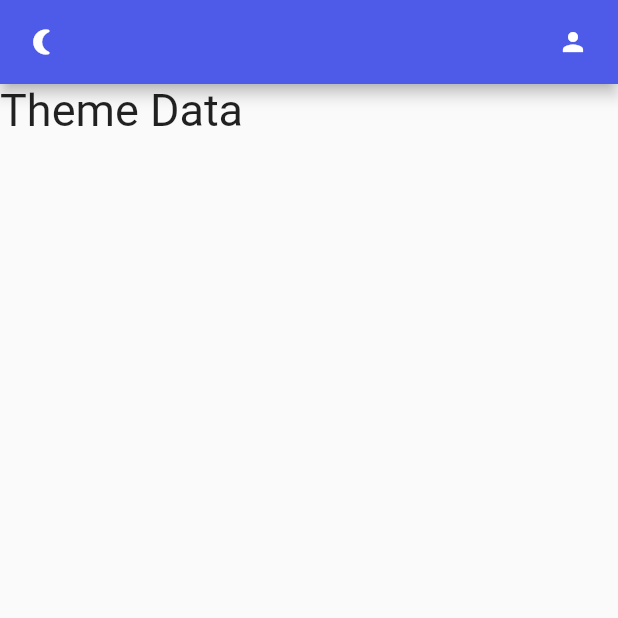
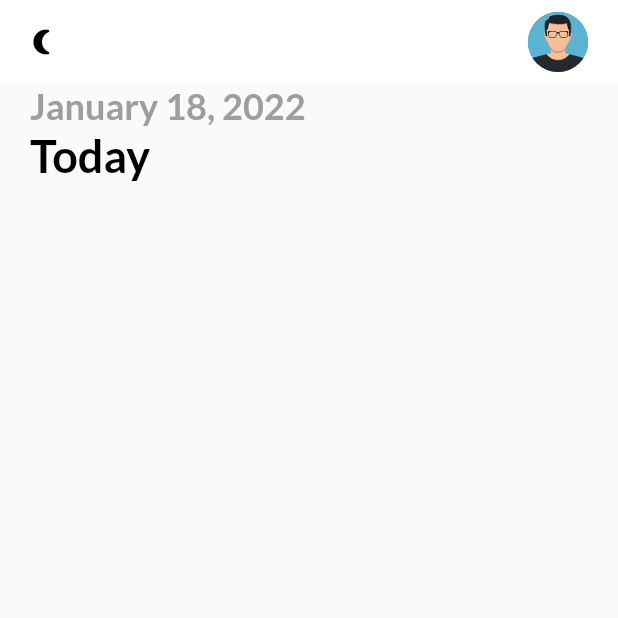
Before and after one commit to GzuPark/fancy_todo_futter, a Flutter app: the screen it shows after launch, on a phone screen of 412 x 824 dp, the top half of it. Run offline on Flutter 3.47's test engine with Material 2 defaults, Android fonts, the phone set to English and light mode, and no system bars; our stand-ins replace flutter_local_notifications, get, get_storage, google_fonts, timezone.

Commit message:
Apply top left container: today's date
- Change profile image from the icon to default image
- Apply to change the theme icon when current theme changed
- Apply to change text color when current theme changed
- Apply predefined text style

```diff
--- a/lib/ui/home_page.dart
+++ b/lib/ui/home_page.dart
@@ -1,7 +1,9 @@
 import 'package:fancy_todo_flutter/services/notification_services.dart';
 import 'package:fancy_todo_flutter/services/theme_services.dart';
+import 'package:fancy_todo_flutter/ui/theme.dart';
 import 'package:flutter/material.dart';
 import 'package:get/get.dart';
+import 'package:intl/intl.dart';
 
 class HomePage extends StatefulWidget {
   const HomePage({Key? key}) : super(key: key);
@@ -25,15 +27,39 @@ class _HomePageState extends State<HomePage> {
     return Scaffold(
       appBar: _appBar(),
       body: Column(
-        children: [Text('Theme Data', style: TextStyle(fontSize: 30))],
+        children: [
+          // top layer
+          Row(
+            children: [
+              // today's date
+              Container(
+                margin: const EdgeInsets.symmetric(horizontal: 20),
+                child: Column(
+                  crossAxisAlignment: CrossAxisAlignment.start,
+                  children: [
+                    // intl helps to convert date's type to show
+                    Text(DateFormat.yMMMMd().format(DateTime.now()), style: subHeadingStyle),
+                    Text('Today', style: headingStyle),
+                  ],
+                ),
+              ),
+            ],
+          ),
+        ],
       ),
     );
   }
 
   AppBar _appBar() {
     return AppBar(
+      elevation: 0,
+      backgroundColor: context.theme.backgroundColor,
       leading: GestureDetector(
-        child: const Icon(Icons.nightlight_round, size: 20),
+        child: Icon(
+          Get.isDarkMode ? Icons.wb_sunny_rounded : Icons.nightlight_round,
+          color: Get.isDarkMode ? Colors.white : Colors.black,
+          size: 20,
+        ),
         onTap: () {
           ThemeService().switchTheme();
           notifyHelper.instantNotification(
@@ -44,7 +70,7 @@ class _HomePageState extends State<HomePage> {
         },
       ), // beginning of the appbar
       actions: const [
-        Icon(Icons.person, size: 20),
+        CircleAvatar(backgroundImage: AssetImage('assets/img/profile.png')),
         SizedBox(width: 20),
       ],
     );
--- a/lib/ui/theme.dart
+++ b/lib/ui/theme.dart
@@ -1,4 +1,6 @@
 import 'package:flutter/material.dart';
+import 'package:get/get.dart';
+import 'package:google_fonts/google_fonts.dart';
 
 const Color bluishColor = Color(0xFF4e5ae8);
 const Color yellowColor = Color(0xFFffb746);
@@ -11,13 +13,33 @@ const Color darkHeaderColor = Color(0xFF424242);
 class Themes {
   static final light = ThemeData(
     primaryColor: primaryColor,
-    appBarTheme: const AppBarTheme(color: primaryColor),
+    backgroundColor: Colors.white,
     brightness: Brightness.light, // find text color based on the bg color automatically
   );
 
   static final dark = ThemeData(
     primaryColor: darkGreyColor,
-    appBarTheme: const AppBarTheme(color: darkGreyColor),
+    backgroundColor: darkGreyColor,
     brightness: Brightness.dark,
   );
 }
+
+TextStyle get headingStyle {
+  return GoogleFonts.lato(
+    textStyle: TextStyle(
+      fontSize: 30,
+      fontWeight: FontWeight.bold,
+      color: Get.isDarkMode ? Colors.white : Colors.black,
+    ),
+  );
+}
+
+TextStyle get subHeadingStyle {
+  return GoogleFonts.lato(
+    textStyle: TextStyle(
+      fontSize: 24,
+      fontWeight: FontWeight.bold,
+      color: Get.isDarkMode ? Colors.grey[400] : Colors.grey,
+    ),
+  );
+}
```
Also changed, not shown: assets/img/profile.png (added).
